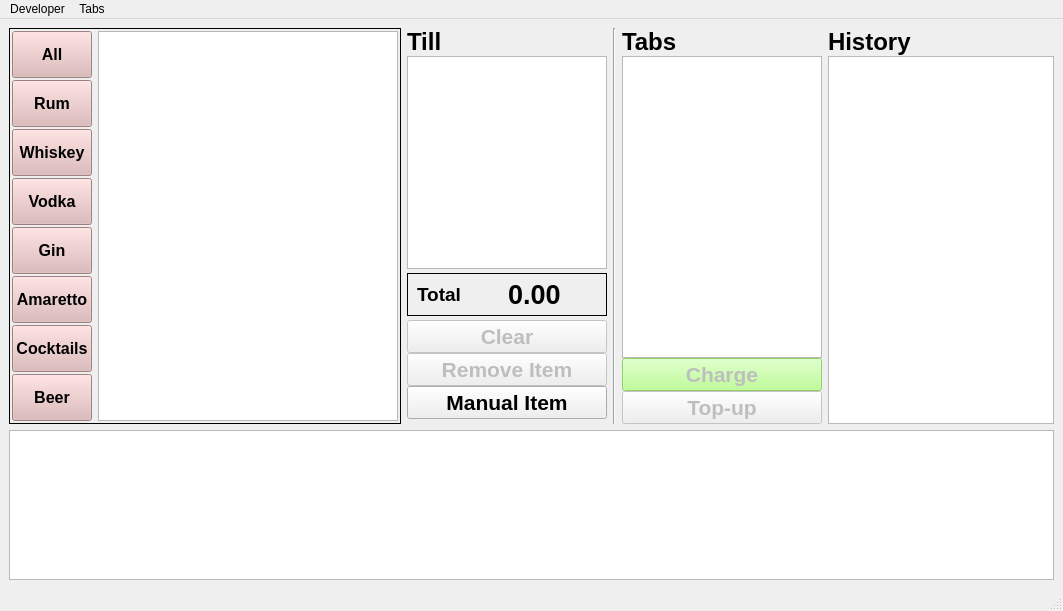
The window that qtgui/ui/MainWindow.ui (dev-chip/pyramidbar) describes before a commit, drawn with Qt 5.
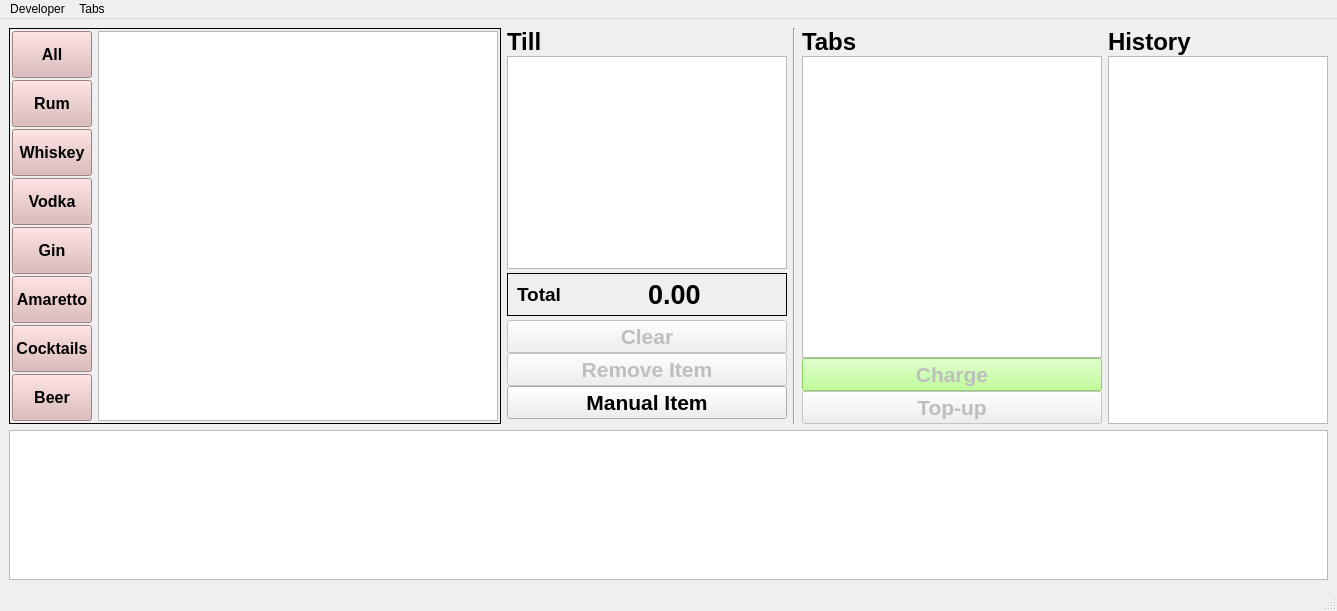
The same window after the commit.

```diff
--- a/qtgui/ui/MainWindow.ui
+++ b/qtgui/ui/MainWindow.ui
@@ -6,7 +6,7 @@
    <rect>
     <x>0</x>
     <y>0</y>
-    <width>1063</width>
+    <width>1323</width>
     <height>611</height>
    </rect>
   </property>
@@ -242,7 +242,7 @@
            </property>
            <property name="minimumSize">
             <size>
-             <width>300</width>
+             <width>400</width>
              <height>0</height>
             </size>
            </property>
@@ -263,9 +263,6 @@
            <property name="horizontalScrollBarPolicy">
             <enum>Qt::ScrollBarAlwaysOff</enum>
            </property>
-           <property name="sizeAdjustPolicy">
-            <enum>QAbstractScrollArea::AdjustToContents</enum>
-           </property>
            <property name="editTriggers">
             <set>QAbstractItemView::NoEditTriggers</set>
            </property>
@@ -329,13 +326,13 @@
           </property>
           <property name="minimumSize">
            <size>
-            <width>200</width>
+            <width>280</width>
             <height>0</height>
            </size>
           </property>
           <property name="maximumSize">
            <size>
-            <width>200</width>
+            <width>210</width>
             <height>16777215</height>
            </size>
           </property>
@@ -350,9 +347,6 @@
           <property name="horizontalScrollBarPolicy">
            <enum>Qt::ScrollBarAlwaysOff</enum>
           </property>
-          <property name="sizeAdjustPolicy">
-           <enum>QAbstractScrollArea::AdjustToContents</enum>
-          </property>
           <property name="editTriggers">
            <set>QAbstractItemView::NoEditTriggers</set>
           </property>
@@ -567,19 +561,19 @@
           </property>
           <property name="minimumSize">
            <size>
-            <width>200</width>
+            <width>300</width>
             <height>0</height>
            </size>
           </property>
           <property name="maximumSize">
            <size>
-            <width>200</width>
+            <width>240</width>
             <height>16777215</height>
            </size>
           </property>
           <property name="font">
            <font>
-            <pointsize>11</pointsize>
+            <pointsize>10</pointsize>
             <weight>50</weight>
             <bold>false</bold>
            </font>
@@ -590,9 +584,6 @@
           <property name="horizontalScrollBarPolicy">
            <enum>Qt::ScrollBarAlwaysOff</enum>
           </property>
-          <property name="sizeAdjustPolicy">
-           <enum>QAbstractScrollArea::AdjustToContents</enum>
-          </property>
           <property name="editTriggers">
            <set>QAbstractItemView::NoEditTriggers</set>
           </property>
@@ -689,7 +680,7 @@
          <widget class="QTextEdit" name="textEdit_history">
           <property name="minimumSize">
            <size>
-            <width>210</width>
+            <width>220</width>
             <height>0</height>
            </size>
           </property>
@@ -745,8 +736,8 @@
     <rect>
      <x>0</x>
      <y>0</y>
-     <width>1063</width>
-     <height>21</height>
+     <width>1323</width>
+     <height>31</height>
     </rect>
    </property>
    <widget class="QMenu" name="menuDeveloper">
```
Left out of the diff: 11 changed lines with no effect on the pictures.
